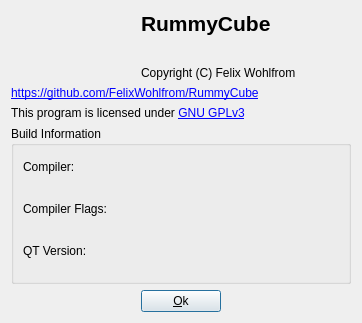
This is src/main/gui/AboutWindow.ui in FelixWohlfrom/RummyCube as Qt 5 draws it before an edit. The edited form follows.
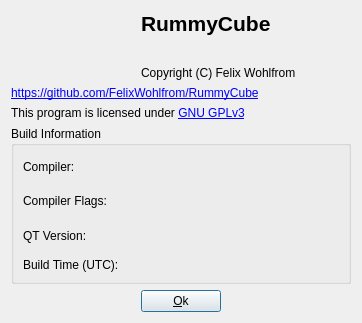
This is the edited form. Icons and pictures are not drawn.

Commit message: show build timestamp in about window

Patch:
```diff
--- a/src/main/gui/AboutWindow.ui
+++ b/src/main/gui/AboutWindow.ui
@@ -239,6 +239,20 @@
         </property>
        </widget>
       </item>
+      <item row="3" column="0">
+       <widget class="QLabel" name="buildTimestampLabel">
+        <property name="text">
+         <string>Build Time (UTC):</string>
+        </property>
+       </widget>
+      </item>
+      <item row="3" column="1">
+       <widget class="QLabel" name="buildTimestamp">
+        <property name="text">
+         <string/>
+        </property>
+       </widget>
+      </item>
      </layout>
     </widget>
    </item>
```
The commit also changes 3 other files.
